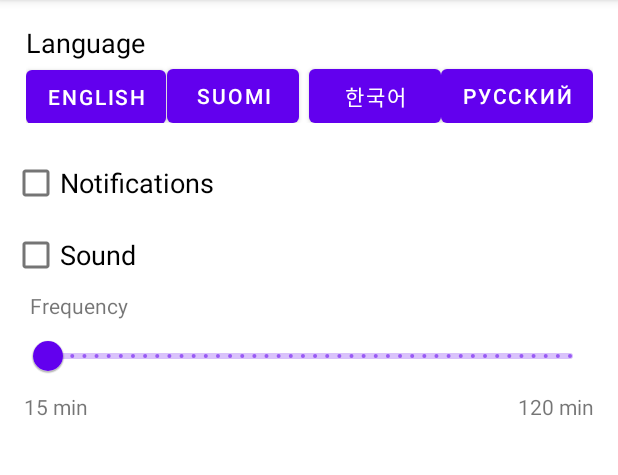
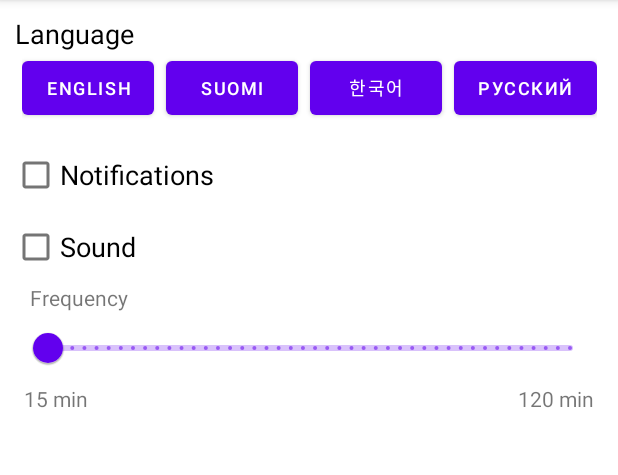
Before and after one commit to silsanteri/GamerReminder, an Android app: the SettingsActivity screen opened directly, with no data from a screen before it, after a tap on "ENGLISH", on a phone screen of 412 x 824 dp, the part 84-559 px from its top. Run offline under Robolectric (Android 15) with nearby library versions, the phone set to English and light mode, and no system bars.

Commit message:
bugs fixed

```diff
--- a/app/src/main/java/com/example/gr/HistoryActivity.java
+++ b/app/src/main/java/com/example/gr/HistoryActivity.java
@@ -32,7 +32,6 @@ public class HistoryActivity extends AppCompatActivity {
 
     @Override
     protected void onStart() {
-        LocaleUtils.loadLocale(HistoryActivity.this); //TODO FIX: LANGUAGE UPDATES ONLY ON APP RESTART
         super.onStart();
         // add back button
         if (getSupportActionBar() != null)
--- a/app/src/main/java/com/example/gr/MainActivity.java
+++ b/app/src/main/java/com/example/gr/MainActivity.java
@@ -32,7 +32,7 @@ import com.example.gr.view.AddListener;
 
 public class MainActivity extends AppCompatActivity implements DialogHandler {
 
-    private static final int REQUEST_CODE_SETTINGS = 420;
+    public static final int REQUEST_CODE_SETTINGS = 420;
     private static final int REQUEST_CODE_HISTORY = 4020;
     private static final String TAG = "MainActivity.class";
 
@@ -233,6 +233,8 @@ public class MainActivity extends AppCompatActivity implements DialogHandler {
             }
             case REQUEST_CODE_SETTINGS: {
                 if (resultCode == RESULT_OK) {
+                    finish();
+                    startActivity(getIntent());
                     mUserData.updateValues();
                     updateTotalValues();
                 }
--- a/app/src/main/java/com/example/gr/SettingsActivity.java
+++ b/app/src/main/java/com/example/gr/SettingsActivity.java
@@ -1,10 +1,13 @@
 package com.example.gr;
 
+import androidx.annotation.NonNull;
 import androidx.appcompat.app.AppCompatActivity;
+
 import android.os.Bundle;
 import android.view.MenuItem;
 import android.view.View;
 import android.widget.Button;
+
 import com.example.gr.logic.LocaleUtils;
 
 /**
@@ -14,7 +17,7 @@ import com.example.gr.logic.LocaleUtils;
  * @version 1.0 04/2020
  */
 
-public class SettingsActivity extends AppCompatActivity{
+public class SettingsActivity extends AppCompatActivity {
     //TODO ADD SOURCE LIST
     private static final String TAG = "SettingsActivity.class";
 
@@ -51,6 +54,8 @@ public class SettingsActivity extends AppCompatActivity{
      * Set up all views and add relevant values to them.
      */
     private void setUpViews() {
+        View.OnClickListener listener = new LanguageListener();
+
         //TODO TURN NOT SELECTED LANGUAGE BUTTONS TO DIFFERENT COLOR(GRAY?)
         btn_language_en = findViewById(R.id.buttonEnglish);
         btn_language_fi = findViewById(R.id.buttonFinnish);
@@ -58,33 +63,34 @@ public class SettingsActivity extends AppCompatActivity{
         btn_language_ru = findViewById(R.id.buttonRussian);
 
         //TODO change following setOnClickListeners to not be 20 lines long total :)
-        btn_language_en.setOnClickListener(new View.OnClickListener() {
-            public void onClick(View v) {
-                LocaleUtils.setLocale(SettingsActivity.this,"en");
-                finish();
-                startActivity(getIntent());
+        btn_language_en.setOnClickListener(listener);
+        btn_language_fi.setOnClickListener(listener);
+        btn_language_kor.setOnClickListener(listener);
+        btn_language_ru.setOnClickListener(listener);
+    }
+
+    private class LanguageListener implements View.OnClickListener {
+
+        @Override
+        public void onClick(View v) {
+            LocaleUtils.setLocale(SettingsActivity.this, detectLanguage(v.getId()));
+            setResult(RESULT_OK);
+            finish();
+            startActivityForResult(getIntent(), MainActivity.REQUEST_CODE_SETTINGS);
+        }
+
+        private String detectLanguage(int id) {
+            switch (id) {
+                case R.id.buttonRussian:
+                    return "ru";
+                case R.id.buttonKorean:
+                    return "kor";
+                case R.id.buttonFinnish:
+                    return "fi";
+                default:
+                    return "en";
             }
-        });
-        btn_language_fi.setOnClickListener(new View.OnClickListener() {
-            public void onClick(View v) {
-                LocaleUtils.setLocale(SettingsActivity.this,"fi");
-                finish();
-                startActivity(getIntent());
-            }
-        });
-        btn_language_kor.setOnClickListener(new View.OnClickListener() {
-            public void onClick(View v) {
-                LocaleUtils.setLocale(SettingsActivity.this,"kor");
-                finish();
-                startActivity(getIntent());
-            }
-        });
-        btn_language_ru.setOnClickListener(new View.OnClickListener() {
-            public void onClick(View v) {
-                LocaleUtils.setLocale(SettingsActivity.this,"ru");
-                finish();
-                startActivity(getIntent());
-            }
-        });
+
+        }
     }
 }
--- a/app/src/main/java/com/example/gr/logic/LocaleUtils.java
+++ b/app/src/main/java/com/example/gr/logic/LocaleUtils.java
@@ -4,6 +4,7 @@ import android.app.Activity;
 import android.content.Context;
 import android.content.SharedPreferences;
 import android.content.res.Configuration;
+
 import java.util.Locale;
 
 /**
@@ -42,7 +43,7 @@ public class LocaleUtils {
      *
      * @param context
      */
-    public static void loadLocale(Context context){
+    public static void loadLocale(Context context) {
         // SOURCE: https://www.youtube.com/watch?v=zILw5eV9QBQ
         SharedPreferences prefs = context.getSharedPreferences(SETTINGS, Activity.MODE_PRIVATE);
         String language = prefs.getString(LANGUAGE, "");
--- a/app/src/main/res/layout/activity_settings.xml
+++ b/app/src/main/res/layout/activity_settings.xml
@@ -12,10 +12,10 @@ https://stackoverflow.com/questions/4533320/android-clickable-layout
 
     <androidx.constraintlayout.widget.ConstraintLayout
         android:id="@+id/language_container"
-        android:layout_width="410dp"
-        android:layout_height="98dp"
+        android:layout_width="match_parent"
+        android:layout_height="wrap_content"
         android:background="?android:attr/selectableItemBackground"
-        android:padding="16dp"
+        android:padding="10dp"
         app:layout_constraintEnd_toEndOf="parent"
         app:layout_constraintStart_toStartOf="parent"
         app:layout_constraintTop_toTopOf="parent">
@@ -30,71 +30,56 @@ https://stackoverflow.com/questions/4533320/android-clickable-layout
             app:layout_constraintStart_toStartOf="parent"
             app:layout_constraintTop_toTopOf="parent" />
 
-        <Button
+        <LinearLayout
+            android:layout_width="wrap_content"
+            android:layout_height="wrap_content"
+            app:layout_constraintEnd_toEndOf="parent"
+            app:layout_constraintStart_toStartOf="parent"
+            app:layout_constraintTop_toBottomOf="@id/textView7">
+
+            <com.google.android.material.button.MaterialButton
                 android:id="@+id/buttonEnglish"
                 android:layout_width="wrap_content"
                 android:layout_height="wrap_content"
-            android:layout_marginBottom="16dp"
-            android:paddingLeft="14sp"
-            android:paddingRight="14sp"
+                android:layout_gravity="center_vertical"
+                android:layout_weight=".25"
+                android:lines="1"
                 android:text="@string/language_english"
-            android:textSize="14dp"
-            app:layout_constraintBottom_toBottomOf="parent"
-            app:layout_constraintStart_toStartOf="parent"
-            app:layout_constraintTop_toBottomOf="@+id/textView7"
-            app:layout_constraintVertical_bias="0.0" />
+                android:textSize="12sp" />
 
-        <Button
+            <com.google.android.material.button.MaterialButton
                 android:id="@+id/buttonFinnish"
                 android:layout_width="wrap_content"
                 android:layout_height="wrap_content"
-            android:layout_marginStart="6dp"
-            android:layout_marginTop="24dp"
-            android:layout_marginEnd="3dp"
-            android:layout_marginBottom="16dp"
-            android:paddingLeft="14sp"
-            android:paddingRight="14sp"
+                android:layout_gravity="center_vertical"
+                android:layout_marginStart="8dp"
+                android:layout_marginEnd="8dp"
+                android:layout_weight=".25"
+                android:lines="1"
                 android:text="@string/language_finnish"
-            android:textSize="14dp"
-            app:layout_constraintBottom_toBottomOf="parent"
-            app:layout_constraintEnd_toStartOf="@+id/buttonKorean"
-            app:layout_constraintStart_toEndOf="@+id/buttonEnglish"
-            app:layout_constraintTop_toTopOf="parent"
-            app:layout_constraintVertical_bias="0.0" />
+                android:textSize="12sp" />
 
-        <Button
+            <com.google.android.material.button.MaterialButton
                 android:id="@+id/buttonKorean"
                 android:layout_width="wrap_content"
                 android:layout_height="wrap_content"
-            android:layout_marginStart="3dp"
-            android:layout_marginTop="24dp"
-            android:layout_marginEnd="6dp"
-            android:layout_marginBottom="16dp"
-            android:paddingLeft="14sp"
-            android:paddingRight="14sp"
+                android:layout_gravity="center_vertical"
+                android:layout_marginEnd="8dp"
+                android:layout_weight=".25"
+                android:lines="1"
                 android:text="@string/language_korean"
-            android:textSize="14dp"
-            app:layout_constraintBottom_toBottomOf="parent"
-            app:layout_constraintEnd_toStartOf="@+id/buttonRussian"
-            app:layout_constraintStart_toEndOf="@+id/buttonFinnish"
-            app:layout_constraintTop_toTopOf="parent"
-            app:layout_constraintVertical_bias="0.0" />
+                android:textSize="12sp" />
 
-        <Button
+            <com.google.android.material.button.MaterialButton
                 android:id="@+id/buttonRussian"
                 android:layout_width="wrap_content"
                 android:layout_height="wrap_content"
-            android:layout_marginTop="24dp"
-            android:layout_marginBottom="16dp"
-            android:paddingLeft="14sp"
-            android:paddingRight="14sp"
+                android:layout_gravity="center_vertical"
+                android:layout_weight=".25"
+                android:lines="1"
                 android:text="@string/language_russian"
-            android:textSize="14dp"
-            app:iconPadding="8dp"
-            app:layout_constraintBottom_toBottomOf="parent"
-            app:layout_constraintEnd_toEndOf="parent"
-            app:layout_constraintTop_toTopOf="parent"
-            app:layout_constraintVertical_bias="0.0" />
+                android:textSize="12sp" />
+        </LinearLayout>
 
     </androidx.constraintlayout.widget.ConstraintLayout>
 
```
Also changed, not shown: 1 other file. Lines whose indentation alone changed are shown as unchanged.
